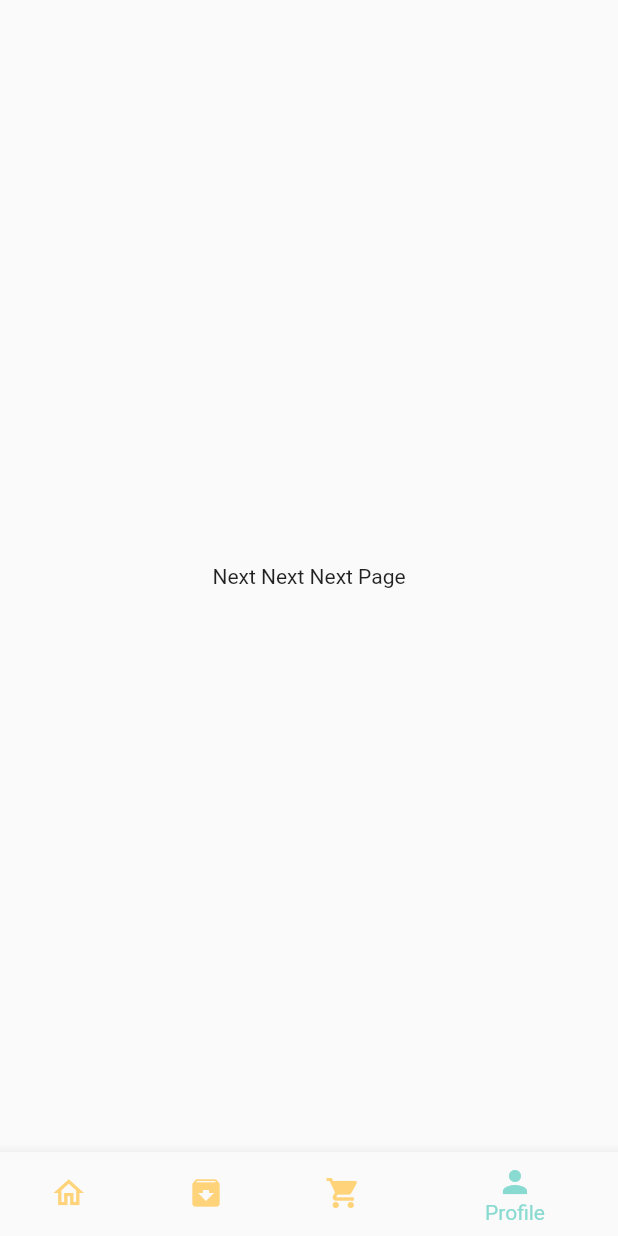
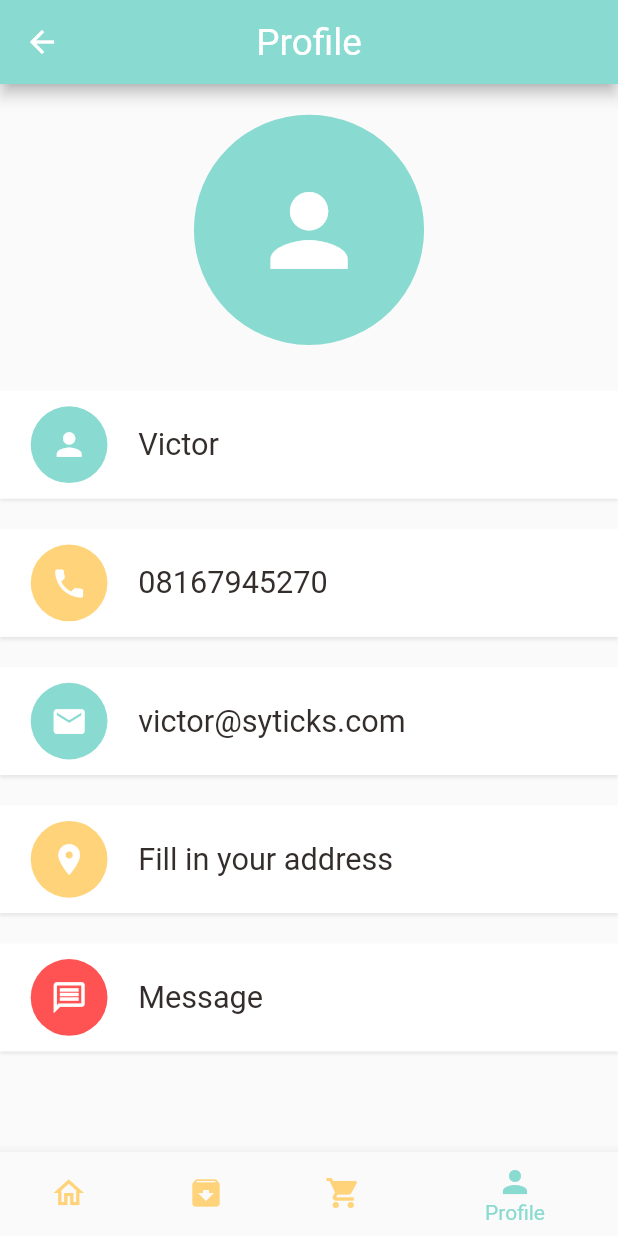
Before and after one commit to VhiktorBrown/OrderFood, a Flutter app: the screen it shows after launch, item 4 of the bottom bar chosen, on a phone screen of 412 x 824 dp. Run offline on Flutter 3.47's test engine with Material 2 defaults, Android fonts, the phone set to English and light mode, and no system bars; our stand-ins replace dots_indicator, get, shared_preferences; network calls fail.

Commit message:
Profile widget added. Signup page underway

```diff
--- /dev/null
+++ b/lib/pages/auth/sign_up.dart
@@ -0,0 +1,18 @@
+import 'package:flutter/material.dart';
+
+class SignUpPage extends StatelessWidget {
+  const SignUpPage({Key? key}) : super(key: key);
+
+  @override
+  Widget build(BuildContext context) {
+    return Scaffold(
+      body: Column(
+        children: [
+          Container(
+
+          )
+        ],
+      ),
+    );
+  }
+}
--- a/lib/pages/home/home_page.dart
+++ b/lib/pages/home/home_page.dart
@@ -2,6 +2,7 @@ import 'package:flutter/cupertino.dart';
 import 'package:flutter/material.dart';
 import 'package:order_food/pages/cart/cart_history.dart';
 import 'package:order_food/pages/home/main_food_page.dart';
+import 'package:order_food/pages/profile/profile_page.dart';
 
 import '../../utils/colors.dart';
 
@@ -22,7 +23,7 @@ class _HomePageState extends State<HomePage> {
     MainFoodPage(),
     Container(child: const Center(child: Text("Next Page")),),
     CartHistory(),
-    Container(child: const Center(child: Text("Next Next Next Page")),)
+    ProfilePage()
   ];
 
   void onTapNav(int index){
--- a/lib/pages/home/main_food_page.dart
+++ b/lib/pages/home/main_food_page.dart
@@ -1,10 +1,12 @@
-import 'package:flutter/cupertino.dart';
 import 'package:flutter/material.dart';
+import 'package:get/get.dart';
 import 'package:order_food/utils/colors.dart';
 import 'package:order_food/utils/dimensions.dart';
 import 'package:order_food/widgets/big_text.dart';
 import 'package:order_food/widgets/small_text.dart';
 
+import '../../data/controllers/popular_products_controller.dart';
+import '../../data/controllers/recommended_products_controller.dart';
 import 'food_page_body.dart';
 
 class MainFoodPage extends StatefulWidget {
@@ -15,10 +17,17 @@ class MainFoodPage extends StatefulWidget {
 }
 
 class _MainFoodPageState extends State<MainFoodPage> {
+
+  Future<void> _loadResources() async{
+    //make calls to fetch our data
+    await Get.find<PopularProductsController>().getPopularProductsList();
+    await Get.find<RecommendedProductsController>().getRecommendedProductsList();
+  }
+
   @override
   Widget build(BuildContext context) {
-    return Scaffold(
-      body: Column(
+    //Added a Refresh Indicator Widget to support reloading of data
+    return RefreshIndicator(onRefresh: _loadResources, child: Column(
       children: [
         Container(
           //displays the header of the page
@@ -60,11 +69,10 @@ class _MainFoodPageState extends State<MainFoodPage> {
         ),
         const SizedBox(height: 10,),
         //displays the Body of the page, aside the header.
-          Expanded(child: SingleChildScrollView(
+        const Expanded(child: SingleChildScrollView(
           child: FoodPageBody(),
         ),),
       ],
-      ),
-    );
+    ));
   }
 }
--- /dev/null
+++ b/lib/pages/profile/profile_page.dart
@@ -0,0 +1,99 @@
+import 'package:flutter/material.dart';
+import 'package:order_food/utils/colors.dart';
+import 'package:order_food/utils/dimensions.dart';
+import 'package:order_food/widgets/app_icon.dart';
+import 'package:order_food/widgets/big_text.dart';
+import 'package:order_food/widgets/profile_widget.dart';
+
+class ProfilePage extends StatelessWidget {
+  const ProfilePage({Key? key}) : super(key: key);
+
+  @override
+  Widget build(BuildContext context) {
+    return Scaffold(
+      appBar: AppBar(
+        backgroundColor: AppColors.mainColor,
+        centerTitle: true,
+        title: BigText(
+          text: "Profile",
+          size: Dimensions.iconSize24,
+          color: Colors.white,),
+      ),
+      body: Container(
+        width: double.maxFinite,
+        margin: EdgeInsets.only(top: Dimensions.height20),
+        child: Column(
+          children: [
+            //Profile image
+            AppIcon(
+              icon: Icons.person,
+              backgroundColor: AppColors.mainColor,
+              iconColor: Colors.white,
+              iconSize: Dimensions.height45+Dimensions.height30,
+              size: Dimensions.height15*10,
+            ),
+            SizedBox(height: Dimensions.height30,),
+            Expanded(
+              child: SingleChildScrollView(
+                child: Column(
+                  children: [
+                    //Profile name
+                    ProfileWidget(
+                        appIcon: AppIcon(
+                          icon: Icons.person,
+                          backgroundColor: AppColors.mainColor,
+                          iconColor: Colors.white,
+                          iconSize: Dimensions.iconSize24,
+                          size: Dimensions.height10*5,),
+                        bigText: BigText(text: "Victor",)),
+                    SizedBox(height: Dimensions.height20,),
+                    //Profile phone
+                    ProfileWidget(
+                        appIcon: AppIcon(
+                          icon: Icons.phone,
+                          backgroundColor: AppColors.yellowColor,
+                          iconColor: Colors.white,
+                          iconSize: Dimensions.iconSize24,
+                          size: Dimensions.height10*5,),
+                        bigText: BigText(text: "08167945270",)),
+                    SizedBox(height: Dimensions.height20,),
+                    //Profile email
+                    ProfileWidget(
+                        appIcon: AppIcon(
+                          icon: Icons.email,
+                          backgroundColor: AppColors.mainColor,
+                          iconColor: Colors.white,
+                          iconSize: Dimensions.iconSize24,
+                          size: Dimensions.height10*5,),
+                        bigText: BigText(text: "victor@syticks.com",)),
+                    SizedBox(height: Dimensions.height20,),
+                    //Profile address
+                    ProfileWidget(
+                        appIcon: AppIcon(
+                          icon: Icons.location_on,
+                          backgroundColor: AppColors.yellowColor,
+                          iconColor: Colors.white,
+                          iconSize: Dimensions.iconSize24,
+                          size: Dimensions.height10*5,),
+                        bigText: BigText(text: "Fill in your address",)),
+                    SizedBox(height: Dimensions.height20,),
+                    //Profile message
+                    ProfileWidget(
+                        appIcon: AppIcon(
+                          icon: Icons.message_outlined,
+                          backgroundColor: Colors.redAccent,
+                          iconColor: Colors.white,
+                          iconSize: Dimensions.iconSize24,
+                          size: Dimensions.height10*5,),
+                        bigText: BigText(text: "Message",)),
+                    SizedBox(height: Dimensions.height20,),
+                  ],
+                ),
+              ),
+            )
+          ],
+        ),
+      ),
+    );
+  }
+}
--- a/lib/pages/splash/splash_page.dart
+++ b/lib/pages/splash/splash_page.dart
@@ -19,7 +19,7 @@ class _SplashPageState extends State<SplashPage> with TickerProviderStateMixin{
   late Animation<double> animation;
   late AnimationController _controller;
 
-  _loadResources() async{
+  Future<void> _loadResources() async{
     //make calls to fetch our data
     await Get.find<PopularProductsController>().getPopularProductsList();
     await Get.find<RecommendedProductsController>().getRecommendedProductsList();
@@ -27,11 +27,11 @@ class _SplashPageState extends State<SplashPage> with TickerProviderStateMixin{
 
   @override
   void initState() {
-    // TODO: implement initState
     super.initState();
     _loadResources();
     _controller = AnimationController(vsync: this, duration: const Duration(seconds: 2))..forward();
     animation = CurvedAnimation(parent: _controller, curve: Curves.linear);
+
     //After 3 seconds, go to Main page of app
     Timer(
       const Duration(seconds: 3),
--- /dev/null
+++ b/lib/widgets/profile_widget.dart
@@ -0,0 +1,42 @@
+import 'package:flutter/cupertino.dart';
+import 'package:flutter/material.dart';
+import 'package:order_food/utils/dimensions.dart';
+import 'package:order_food/widgets/big_text.dart';
+
+import 'app_icon.dart';
+
+class ProfileWidget extends StatelessWidget {
+  AppIcon appIcon;
+  BigText bigText;
+
+  ProfileWidget({Key? key, required this.appIcon, required this.bigText}) : super(key: key);
+
+  @override
+  Widget build(BuildContext context) {
+    return Container(
+      color: Colors.white,
+      padding: EdgeInsets.only(
+        left: Dimensions.width20,
+        top: Dimensions.height10,
+        bottom: Dimensions.height10
+      ),
+      decoration: BoxDecoration(
+        color: Colors.white,
+        boxShadow: [
+          BoxShadow(
+            blurRadius: 1,
+            offset: const Offset(0, 2),
+            color: Colors.grey.withOpacity(0.2),
+          )
+        ]
+      ),
+      child: Row(
+        children: [
+          appIcon,
+          SizedBox(width: Dimensions.width20,),
+          bigText
+        ],
+      ),
+    );
+  }
+}
```
Lines whose indentation alone changed are shown as unchanged.
